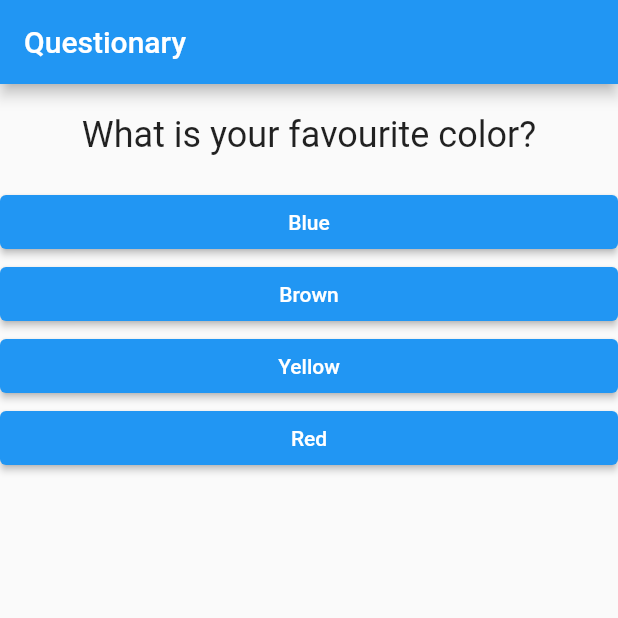
After one commit to Carlxiso/Project-Questions, a Flutter app: the screen it shows after launch, on a phone screen of 412 x 824 dp, the top half of it. The commit adds this screen. Run offline on Flutter 3.47's test engine with Material 2 defaults, Android fonts, the phone set to English and light mode, and no system bars.

Commit message:
Component Questionary

```diff
--- a/lib/main.dart
+++ b/lib/main.dart
@@ -1,8 +1,7 @@
 import 'package:flutter/material.dart';
-import 'package:project_questions/question.dart';
-import 'package:flutter/widgets.dart';
-import './question.dart';
-import './answer.dart';
+// import 'package:project_questions/question.dart';
+// import 'package:flutter/widgets.dart';
+import './questionary.dart';
 import './message.dart';
 
 main() {
@@ -57,7 +56,7 @@ class _QuestionAppState extends State<QuestionApp> {
     print(_questionSelected);
   }
 
-  // Getter
+// Getter
   bool get isSelectedQuestion {
     return _questionSelected < _questionsList.length;
   }
@@ -66,9 +65,6 @@ class _QuestionAppState extends State<QuestionApp> {
   @override
   // Method build
   Widget build(BuildContext context) {
-    List<String> x = isSelectedQuestion
-        ? _questionsList[_questionSelected].cast()['answers']
-        : [];
     // Código mais imperativo
     // for (String textAnswers in x) {
     //   answers.add(Answer(textAnswers, _answer));
@@ -83,20 +79,10 @@ class _QuestionAppState extends State<QuestionApp> {
           title: Text('Questionary'),
         ),
         body: isSelectedQuestion
-            ? Column(
-                children: [
-                  Question(
-                      _questionsList[_questionSelected]['text'].toString()),
-                  //Abordagem mais declarativa
-                  // O método map89 converte listas de Strings me Listas de widgets
-                  ...x.map((t) => Answer(t, _answer)).toList(),
-                  // Answer('Answer One', _answer),
-                  // Answer('Answer Two', _answer),
-                  // Answer('Answer Three', _answer),
-                  // ElevatedButton(onPressed: _answer, child: Text('Answer One')),
-                  // ElevatedButton(onPressed: _answer, child: Text('Answer Two')),
-                  // ElevatedButton(onPressed: _answer, child: Text('Answer Three')),
-                ],
+            ? Questionary(
+                questionsList: _questionsList,
+                questionSelected: _questionSelected,
+                answer: _answer,
               )
             //Showing the result
             : Message(''),
--- /dev/null
+++ b/lib/questionary.dart
@@ -0,0 +1,37 @@
+import 'package:flutter/material.dart';
+import './question.dart';
+import './answer.dart';
+
+class Questionary extends StatelessWidget {
+// Lista de Atributos
+  final List<Map<String, Object>> questionsList;
+  final int questionSelected;
+//Método Answer
+  final void Function() answer;
+
+//Como é final nos precisamos de inicializar com um construtor
+  Questionary({
+    //requiered comunica que estes parametros sao obrigatórios
+    required this.questionsList,
+    required this.questionSelected,
+    required this.answer,
+  });
+  // Getter
+  bool get isSelectedQuestion {
+    return questionSelected < questionsList.length;
+  }
+
+  @override
+  Widget build(BuildContext context) {
+    List<String> x = isSelectedQuestion
+        ? questionsList[questionSelected].cast()['answers']
+        : [];
+
+    return Column(
+      children: <Widget>[
+        Question(questionsList[questionSelected]['text'].toString()),
+        ...x.map((t) => Answer(t, answer)).toList(),
+      ],
+    );
+  }
+}
```
